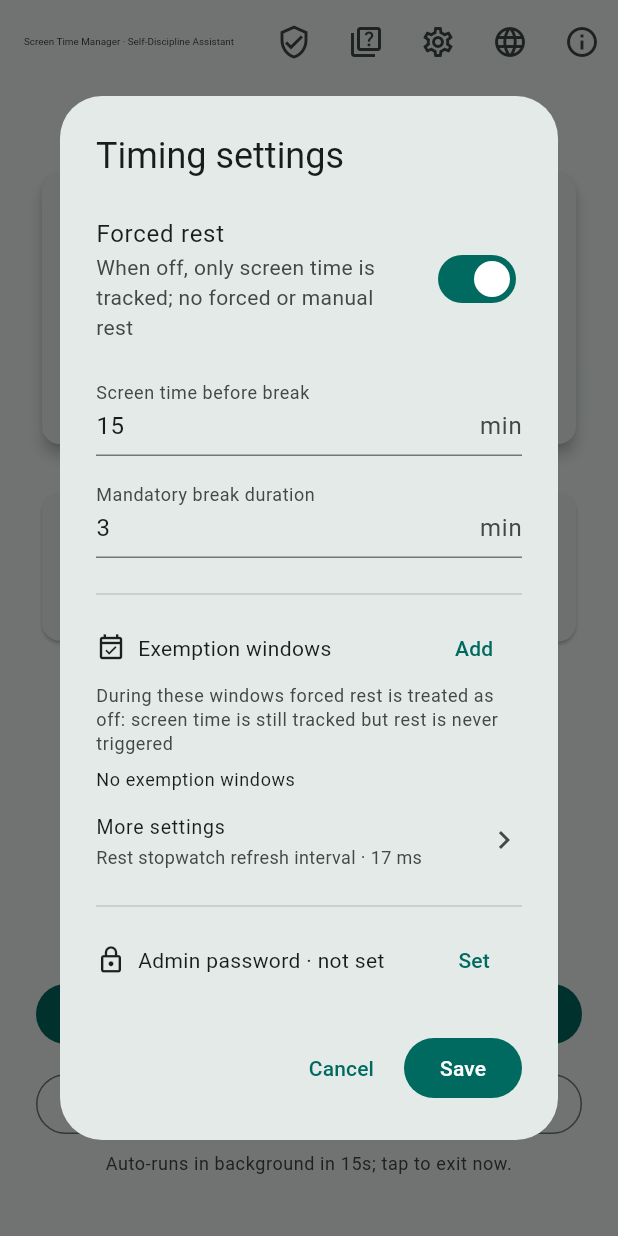
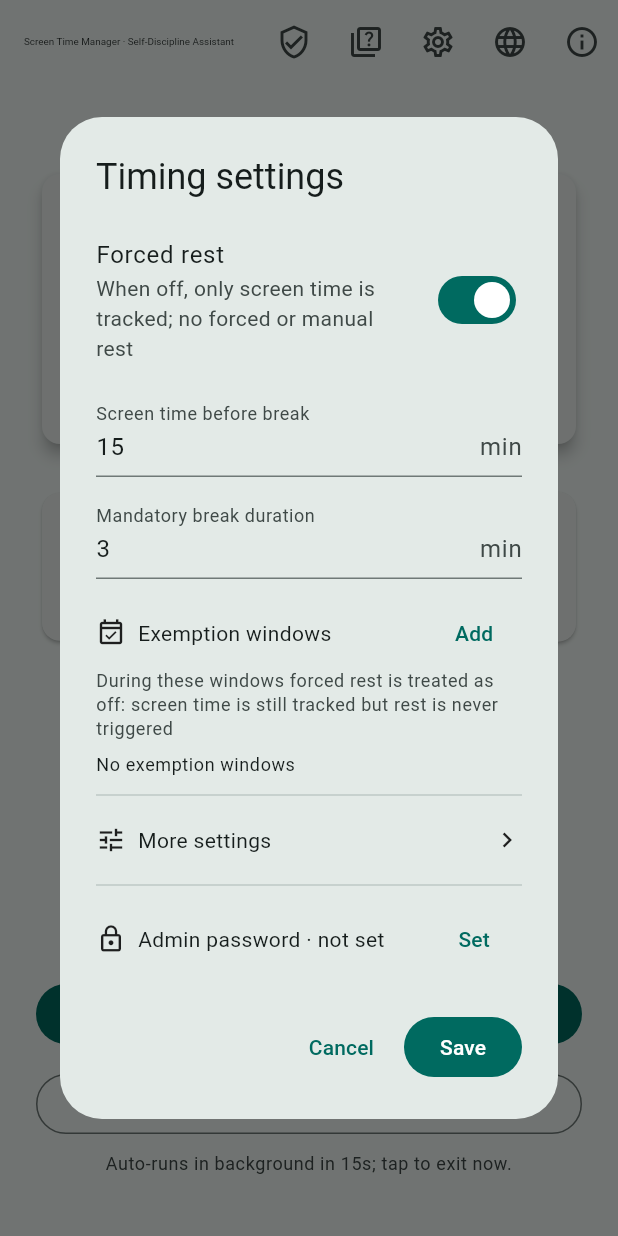
Before and after one commit to peyoot/screen_time_manager, a Flutter app: the screen it shows after launch, after a tap on the "settings" icon, on a phone screen of 412 x 824 dp. Run offline on Flutter 3.47's test engine with Material 3 defaults, Android fonts, the phone set to English and light mode, and no system bars; our stand-ins replace sqflite, sqflite_common_ffi, sqflite_common_ffi_web; accounts and stored records are empty.

Commit message:
微调UI

```diff
--- a/lib/ui/screen_time/home_page.dart
+++ b/lib/ui/screen_time/home_page.dart
@@ -594,7 +594,6 @@ class _TimingSettingsDialogState extends State<_TimingSettingsDialog> {
             // 豁免时间段：仅强制休息开启时展示，紧随时长设置。落在任一
             // 时间段内时按"强制休息已关闭"处理（只统计亮屏、阈值冻结）。
             if (_restEnabled) ...[
-              const Divider(height: 24),
               Row(
                 children: [
                   const Icon(Icons.event_available_outlined, size: 20),
@@ -663,18 +662,27 @@ class _TimingSettingsDialogState extends State<_TimingSettingsDialog> {
                     ),
                   ),
             ],
-            // 进阶选项统一收纳在"更多设置"，便于后续继续添加。
-            ListTile(
-              contentPadding: EdgeInsets.zero,
-              dense: true,
-              title: Text(l10n.settingsMore),
-              subtitle: Text(
-                '${l10n.settingsRestTimerRefresh} · $_refreshMs ms',
-                maxLines: 1,
-                overflow: TextOverflow.ellipsis,
+            // 进阶选项统一收纳在"更多设置"子对话框，便于后续继续添加；
+            // 纯入口样式（图标 + 标题 + 箭头）与上方豁免时间段标题行一致。
+            const Divider(height: 24),
+            InkWell(
+              onTap: _openMoreSettings,
+              child: Padding(
+                padding: const EdgeInsets.symmetric(vertical: 8),
+                child: Row(
+                  children: [
+                    const Icon(Icons.tune, size: 20),
+                    const SizedBox(width: 8),
+                    Expanded(
+                      child: Text(
+                        l10n.settingsMore,
+                        style: Theme.of(context).textTheme.bodyMedium,
+                      ),
+                    ),
+                    const Icon(Icons.chevron_right, size: 20),
+                  ],
+                ),
               ),
-              trailing: const Icon(Icons.chevron_right),
-              onTap: _openMoreSettings,
             ),
             if (_error != null)
               Padding(
```
